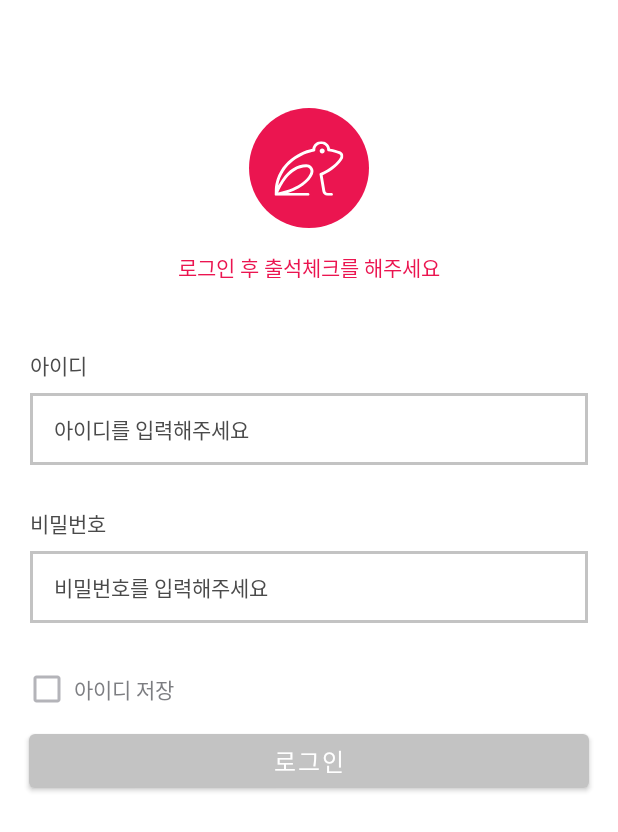
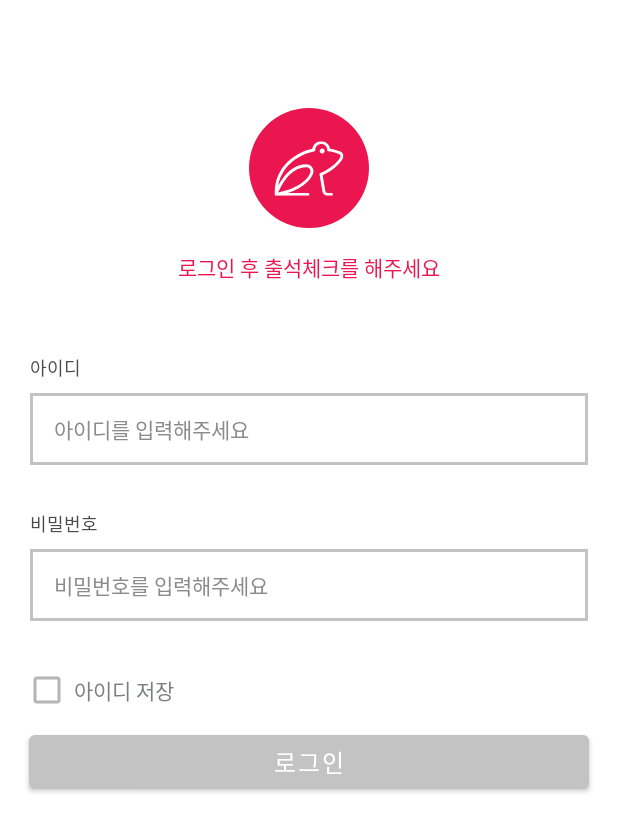
Before and after one commit to LieutenantKang/prog, an Android app: the screen it shows after launch (LoginActivity), on a phone screen of 412 x 824 dp. Shown: the top 832 px of the screen. Run offline under Robolectric (Android 15) with nearby library versions, the phone set to English and light mode, and no system bars.

Commit message:
Implement Font Style & Updating Design

```diff
--- a/app/build.gradle
+++ b/app/build.gradle
@@ -9,7 +9,7 @@ android {
     buildToolsVersion "29.0.2"
     defaultConfig {
         applicationId "co.prog"
-        minSdkVersion 15
+        minSdkVersion 16
         targetSdkVersion 29
         versionCode 1
         versionName "1.0"
--- a/app/src/main/java/co/prog/view/activity/login/LoginContract.kt
+++ b/app/src/main/java/co/prog/view/activity/login/LoginContract.kt
@@ -12,7 +12,7 @@ interface LoginContract {
     }
 
     interface View: BaseContract.BaseView<Presenter>{
-        fun showExistText()
+        fun showErrorTheme()
     }
 
     interface Presenter: BaseContract.BasePresenter{
--- a/app/src/main/java/co/prog/view/activity/login/LoginPresenter.kt
+++ b/app/src/main/java/co/prog/view/activity/login/LoginPresenter.kt
@@ -23,6 +23,6 @@ class LoginPresenter(private val view: LoginContract.View, private val context:
     }
 
     override fun loginFailed() {
-        view.showExistText()
+        view.showErrorTheme()
     }
 }
--- a/app/src/main/java/co/prog/view/activity/main/MainActivity.kt
+++ b/app/src/main/java/co/prog/view/activity/main/MainActivity.kt
@@ -7,6 +7,7 @@ import android.view.View
 import co.prog.R
 import co.prog.base.BaseActivity
 import co.prog.view.activity.camera.CameraActivity
+import co.prog.view.activity.login.LoginActivity
 import kotlinx.android.synthetic.main.activity_main.*
 
 class MainActivity : BaseActivity(), MainContract.View, View.OnClickListener {
--- /dev/null
+++ b/app/src/main/java/co/prog/view/activity/splash/SplashActivity.kt
@@ -0,0 +1,24 @@
+package co.prog.view.activity.splash
+
+import android.content.Intent
+import androidx.appcompat.app.AppCompatActivity
+import android.os.Bundle
+import android.os.Handler
+import co.prog.R
+import co.prog.view.activity.login.LoginActivity
+import java.lang.Exception
+
+class SplashActivity : AppCompatActivity() {
+
+    override fun onCreate(savedInstanceState: Bundle?) {
+        super.onCreate(savedInstanceState)
+        setContentView(R.layout.activity_splash)
+
+        val handler = Handler()
+        handler.postDelayed({
+            startActivity(Intent(this, LoginActivity::class.java))
+            finish()
+        }, 2000)
+
+    }
+}
--- /dev/null
+++ b/app/src/main/res/drawable/cursor_color.xml
@@ -0,0 +1,8 @@
+<?xml version="1.0" encoding="utf-8"?>
+<shape xmlns:android="http://schemas.android.com/apk/res/android"
+    android:shape="rectangle">
+    <solid android:color="@color/colorPrography"/>
+    <size android:width="1dp"/>
+    <padding android:top="-4sp"
+        android:bottom="-4sp"/>
+</shape>
--- /dev/null
+++ b/app/src/main/res/drawable/login_error_background.xml
@@ -0,0 +1,9 @@
+<?xml version="1.0" encoding="utf-8"?>
+<selector xmlns:android="http://schemas.android.com/apk/res/android">
+    <item>
+        <shape android:shape="rectangle">
+            <solid android:color="@android:color/white"/>
+            <stroke android:width="2dp" android:color="@color/colorPrography"/>
+        </shape>
+    </item>
+</selector>
--- a/app/src/main/res/layout/activity_login.xml
+++ b/app/src/main/res/layout/activity_login.xml
@@ -28,16 +28,18 @@
     <TextView
         android:id="@+id/login_require_text"
         android:layout_width="wrap_content"
-        android:layout_height="18dp"
+        android:layout_height="wrap_content"
         app:layout_constraintTop_toBottomOf="@id/login_circle_view"
         app:layout_constraintStart_toStartOf="parent"
         app:layout_constraintEnd_toEndOf="parent"
         android:layout_marginTop="15dp"
         android:text="로그인 후 출석체크를 해주세요"
-        android:textColor="@color/colorPrography"/>
+        android:textColor="@color/colorPrography"
+        android:textSize="14sp"
+        android:fontFamily="@font/noto_sans_regular"/>
 
     <TextView
-        android:id="@+id/login_name_text"
+        android:id="@+id/login_id_text"
         android:layout_width="match_parent"
         android:layout_height="wrap_content"
         app:layout_constraintTop_toBottomOf="@+id/login_require_text"
@@ -46,46 +48,53 @@
         android:layout_marginEnd="20dp"
         android:text="아이디"
         android:textColor="@color/colorGray"
+        android:textSize="12sp"
+        android:fontFamily="@font/noto_sans_regular"
         android:gravity="start"/>
 
     <EditText
-        android:id="@+id/login_name_edit"
+        android:id="@+id/login_id_edit"
         android:layout_width="match_parent"
         android:layout_height="48dp"
-        app:layout_constraintTop_toBottomOf="@id/login_name_text"
+        app:layout_constraintTop_toBottomOf="@id/login_id_text"
         android:layout_marginTop="8dp"
         android:layout_marginStart="20dp"
         android:layout_marginEnd="20dp"
         android:paddingStart="16dp"
         android:paddingEnd="16dp"
         android:hint="아이디를 입력해주세요"
+        android:textCursorDrawable="@drawable/cursor_color"
         android:textSize="14sp"
-        android:textColorHint="@color/colorGray"
-        android:background="@drawable/login_edit_background" />
+        android:textColorHint="#8b8b8b"
+        android:background="@drawable/login_edit_background"
+        android:fontFamily="@font/noto_sans_regular"/>
 
     <TextView
-        android:id="@+id/login_name_exist"
+        android:id="@+id/login_id_exist"
         android:layout_width="match_parent"
-        android:layout_height="16dp"
-        app:layout_constraintTop_toBottomOf="@id/login_name_edit"
+        android:layout_height="wrap_content"
+        app:layout_constraintTop_toBottomOf="@id/login_id_edit"
         android:layout_marginTop="4dp"
         android:layout_marginStart="20dp"
         android:layout_marginEnd="20dp"
         android:visibility="invisible"
         android:text="해당 아이디가 존재하지 않습니다"
         android:textColor="@color/colorPrography"
-        android:textSize="10sp"/>
+        android:textSize="12sp"
+        android:fontFamily="@font/noto_sans_regular"/>
 
     <TextView
         android:id="@+id/login_pw_text"
         android:layout_width="match_parent"
         android:layout_height="wrap_content"
-        app:layout_constraintTop_toBottomOf="@+id/login_name_exist"
+        app:layout_constraintTop_toBottomOf="@+id/login_id_exist"
         android:layout_marginTop="8dp"
         android:layout_marginStart="20dp"
         android:layout_marginEnd="20dp"
         android:text="비밀번호"
         android:textColor="@color/colorGray"
+        android:textSize="12sp"
+        android:fontFamily="@font/noto_sans_regular"
         android:gravity="start"/>
 
     <EditText
@@ -99,14 +108,17 @@
         android:paddingStart="16dp"
         android:paddingEnd="16dp"
         android:hint="비밀번호를 입력해주세요"
+        android:inputType="textPassword"
+        android:textCursorDrawable="@drawable/cursor_color"
         android:textSize="14sp"
-        android:textColorHint="@color/colorGray"
+        android:textColorHint="#8b8b8b"
+        android:fontFamily="@font/noto_sans_regular"
         android:background="@drawable/login_edit_background" />
 
     <TextView
         android:id="@+id/login_pw_exist"
         android:layout_width="match_parent"
-        android:layout_height="16dp"
+        android:layout_height="wrap_content"
         app:layout_constraintTop_toBottomOf="@id/login_pw_edit"
         android:layout_marginTop="4dp"
         android:layout_marginStart="20dp"
@@ -114,7 +126,8 @@
         android:visibility="invisible"
         android:text="비밀번호를 다시 확인해주세요"
         android:textColor="@color/colorPrography"
-        android:textSize="10sp"/>
+        android:fontFamily="@font/noto_sans_regular"
+        android:textSize="12sp"/>
 
     <com.google.android.material.checkbox.MaterialCheckBox
         android:id="@+id/login_save_check_box"
@@ -133,18 +146,20 @@
         app:layout_constraintBottom_toBottomOf="@id/login_save_check_box"
         android:textColor="#7d7e82"
         android:textSize="14sp"
+        android:fontFamily="@font/noto_sans_regular"
         android:text="아이디 저장"/>
 
     <com.google.android.material.button.MaterialButton
         android:id="@+id/login_login_button"
         android:layout_width="match_parent"
-        android:layout_height="48dp"
+        android:layout_height="wrap_content"
         app:layout_constraintTop_toBottomOf="@id/login_save_check_box"
         android:layout_marginStart="19dp"
         android:layout_marginEnd="19dp"
         app:backgroundTint="#c3c3c3"
         android:text="로그인"
         android:textSize="16sp"
-        android:textColor="#ffffff"/>
+        android:textColor="#ffffff"
+        android:fontFamily="@font/noto_sans_bold"/>
 
 </androidx.constraintlayout.widget.ConstraintLayout>
--- a/app/src/main/res/values/colors.xml
+++ b/app/src/main/res/values/colors.xml
@@ -1,8 +1,8 @@
 <?xml version="1.0" encoding="utf-8"?>
 <resources>
-    <color name="colorPrimary">#008577</color>
-    <color name="colorPrimaryDark">#00574B</color>
-    <color name="colorAccent">#D81B60</color>
+    <color name="colorPrimary">#4a4a4a</color>
+    <color name="colorPrimaryDark">#4a4a4a</color>
+    <color name="colorAccent">#4a4a4a</color>
     <color name="colorPrography">#eb1550</color>
     <color name="colorGray">#4a4a4a</color>
     <color name="colorLightGray">#c3c3c3</color>
```
Also changed, not shown: app/src/main/AndroidManifest.xml (+11 -11 lines), app/src/main/java/co/prog/view/activity/login/LoginActivity.kt (+8 -5 lines), app/src/main/res/drawable/ic_prog_white_big.xml (added, +17 -0 lines), app/src/main/res/drawable/layout_shadow.xml (added, +7 -0 lines), app/src/main/res/layout/activity_main.xml (+15 -4 lines), app/src/main/res/layout/activity_splash.xml (added, +36 -0 lines), app/src/main/res/layout/activity_success.xml (+16 -6 lines).
